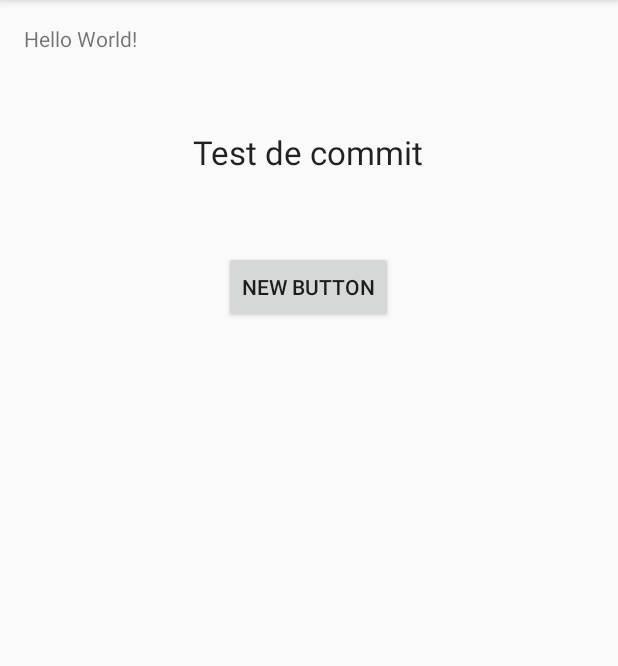
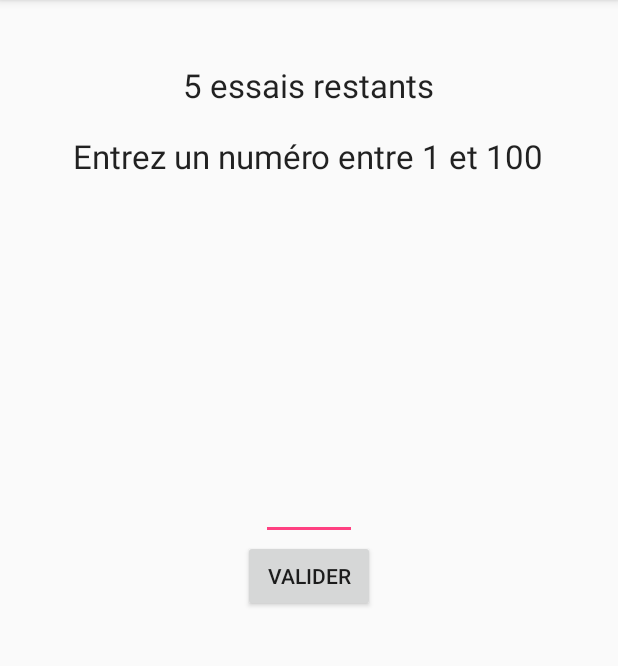
Before and after one commit to bigwanjeog/TPChiffreMystere, an Android app: the screen it shows after launch (MainActivity), on a phone screen of 412 x 824 dp, the part 84-750 px from its top. Run offline under Robolectric (Android 15) with nearby library versions, the phone set to English and light mode, and no system bars.

Commit message:
apps fonctionelle mais pas esthetique

```diff
--- a/app/src/main/java/com/example/renaud/tpchiffremystere/MainActivity.java
+++ b/app/src/main/java/com/example/renaud/tpchiffremystere/MainActivity.java
@@ -3,12 +3,76 @@ package com.example.renaud.tpchiffremystere;
 import android.support.v7.app.AppCompatActivity;
 import android.os.Bundle;
 import android.view.View;
+import android.widget.Button;
+import android.widget.EditText;
+import android.widget.TextView;
+import android.widget.Toast;
+
+import java.util.Random;
 
 public class MainActivity extends AppCompatActivity {
+
+    Random rdm = new Random();
+    int numTest;//numéro entré a tester
+    int numMystere = rdm.nextInt(100) + 1;
+    int cptTest = 0;//nombre de test effectué
+    Button activityMainBtnValider;
+    EditText activityMainTfNumTest;
+    TextView activityMainTvPlusMoins;
+    TextView activityMainTvEssai;
 
     @Override
     protected void onCreate(Bundle savedInstanceState) {
         super.onCreate(savedInstanceState);
         setContentView(R.layout.activity_main);
+
+        activityMainBtnValider = (Button) findViewById(R.id.activityMainBtnValider);
+        activityMainTfNumTest = (EditText) findViewById(R.id.activityMainTfNumTest);
+        activityMainTvPlusMoins = (TextView) findViewById(R.id.activityMainTvPlusMoins);
+        activityMainTvEssai = (TextView) findViewById(R.id.activityMainTvEssai);
+
+        activityMainTvEssai.setText((5 - cptTest) + " essais restants");
+
+        activityMainBtnValider.setOnClickListener(new View.OnClickListener() {
+            @Override
+            public void onClick(View v) {
+                try {
+                    numTest = Integer.parseInt(activityMainTfNumTest.getText().toString());
+                    verificationNumSup100(numTest);
+
+                }catch (Exception e){
+                    Toast.makeText(MainActivity.this, "Entrez un nombre entre 1 et 100 inclus", Toast.LENGTH_LONG).show();
+                }
+            }
+        });
+    }
+
+    public void verificationNumSup100(int numTest){
+        if(numTest > 100 || numTest == 0){
+            Toast.makeText(MainActivity.this, "Entrez un nombre entre 1 et 100 inclus", Toast.LENGTH_LONG).show();
+        } else {
+            verificationNum(numTest);
+        }
+    }
+
+    public void verificationNum(int numTest) {
+        if (cptTest < 5){
+            if (numTest < numMystere){
+                activityMainTvPlusMoins.setText("PLUS");
+            } else if (numTest > numMystere){
+                activityMainTvPlusMoins.setText("MOINS");
+            } else {
+                //TODO recommencer
+                activityMainTvPlusMoins.setText("GG");
+                activityMainBtnValider.setEnabled(false);
+            }
+            cptTest++;
+        } else{
+            //TODO recommencer
+            activityMainTvPlusMoins.setText("PERDU !!\n La bonne réponse était " + numMystere);
+            activityMainBtnValider.setEnabled(false);
+        }
+
+        activityMainTvEssai.setText((5 - cptTest) + " essais restants");
     }
 }
--- a/app/src/main/res/layout/activity_main.xml
+++ b/app/src/main/res/layout/activity_main.xml
@@ -9,29 +9,52 @@
     android:paddingTop="@dimen/activity_vertical_margin"
     tools:context="com.example.renaud.tpchiffremystere.MainActivity">
 
-    <TextView
-        android:layout_width="wrap_content"
-        android:layout_height="wrap_content"
-        android:text="Hello World!"
-        android:id="@+id/textView" />
-
     <Button
         android:layout_width="wrap_content"
         android:layout_height="wrap_content"
-        android:text="New Button"
-        android:id="@+id/button"
-        android:layout_below="@+id/textView"
-        android:layout_centerHorizontal="true"
-        android:layout_marginTop="132dp"/>
+        android:text="Valider"
+        android:id="@+id/activityMainBtnValider"
+        android:layout_centerVertical="true"
+        android:layout_centerHorizontal="true" />
 
     <TextView
         android:layout_width="wrap_content"
         android:layout_height="wrap_content"
         android:textAppearance="?android:attr/textAppearanceLarge"
-        android:text="Test de commit"
-        android:id="@+id/textView2"
-        android:layout_below="@+id/textView"
+        android:text="Entrez un numéro entre 1 et 100"
+        android:id="@+id/activityMainLblInstruction"
+        android:layout_marginTop="73dp"
+        android:layout_alignParentTop="true"
+        android:layout_centerHorizontal="true" />
+
+    <EditText
+        android:layout_width="wrap_content"
+        android:layout_height="wrap_content"
+        android:inputType="number"
+        android:ems="3"
+        android:id="@+id/activityMainTfNumTest"
+        android:maxLength="3"
+        android:layout_above="@+id/activityMainBtnValider"
         android:layout_centerHorizontal="true"
-        android:layout_marginTop="51dp" />
+        android:textAlignment="center" />
+
+    <TextView
+        android:layout_width="wrap_content"
+        android:layout_height="wrap_content"
+        android:textAppearance="?android:attr/textAppearanceLarge"
+        android:id="@+id/activityMainTvPlusMoins"
+        android:layout_above="@+id/activityMainTfNumTest"
+        android:layout_centerHorizontal="true"
+        android:textAlignment="center"
+        android:textColor="#c50e0e" />
+
+    <TextView
+        android:layout_width="wrap_content"
+        android:layout_height="wrap_content"
+        android:textAppearance="?android:attr/textAppearanceLarge"
+        android:id="@+id/activityMainTvEssai"
+        android:layout_alignParentTop="true"
+        android:layout_centerHorizontal="true"
+        android:layout_marginTop="26dp" />
 
 </RelativeLayout>
```
